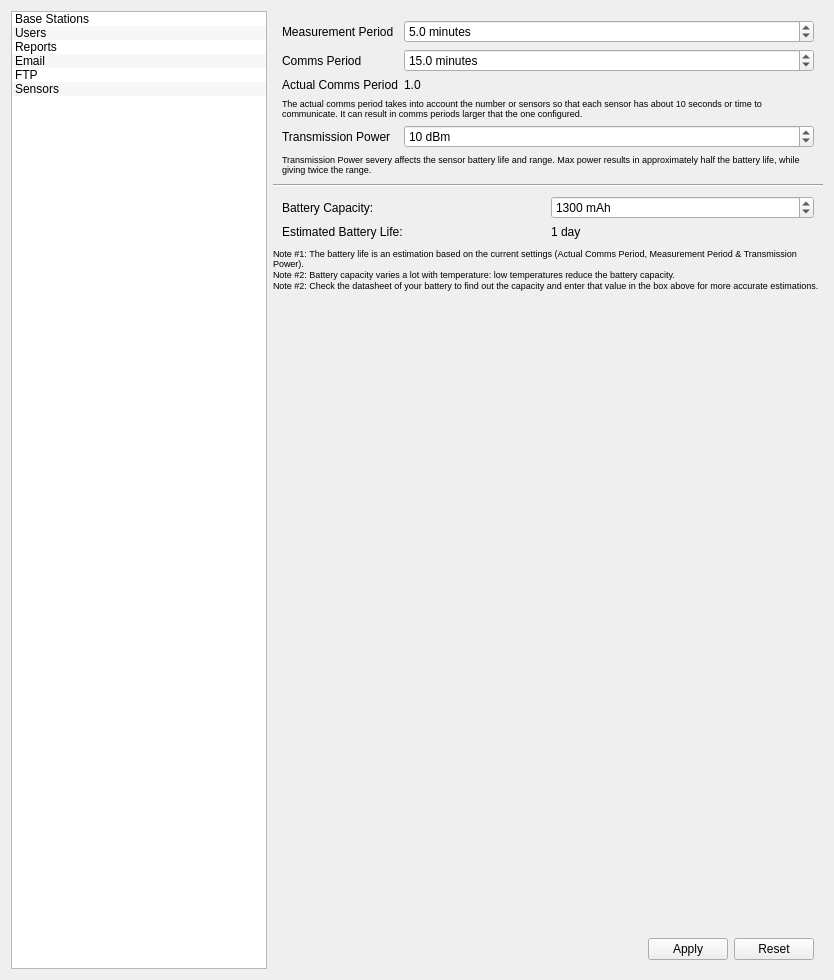
Above: manager/src/SettingsWidget.ui from porkmarks/sense before the change. Below: the same form after it.
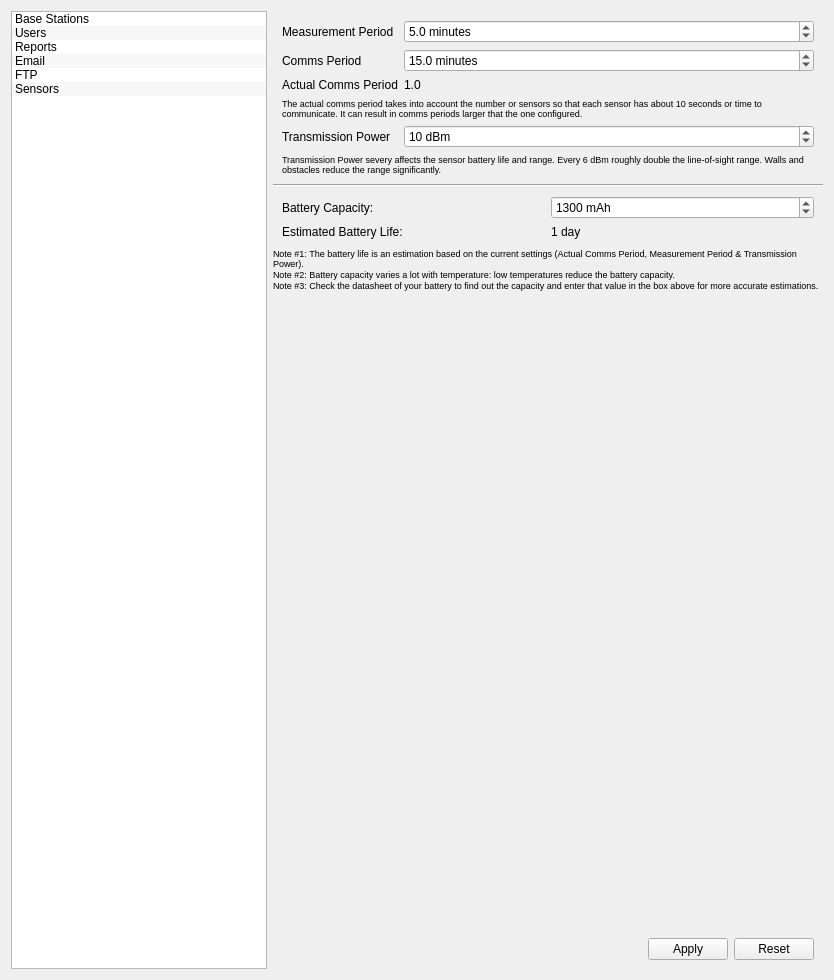
That is the form after the change. Icons and pictures are not drawn. Custom widgets are drawn as their Qt base class.

Commit message: Using cereal for serialization Battery curve linerization Fixed many warnings Refreshing the device info data after pairing as well Compiling with VS2019

The edit to the form file:
```diff
--- a/manager/src/SettingsWidget.ui
+++ b/manager/src/SettingsWidget.ui
@@ -743,7 +743,7 @@
              </font>
             </property>
             <property name="text">
-             <string>Transmission Power severy affects the sensor battery life and range. Max power results in approximately half the battery life, while giving twice the range.</string>
+             <string>Transmission Power severy affects the sensor battery life and range. Every 6 dBm roughly double the line-of-sight range. Walls and obstacles reduce the range significantly.</string>
             </property>
             <property name="wordWrap">
              <bool>true</bool>
@@ -848,7 +848,7 @@
           </font>
          </property>
          <property name="text">
-          <string>Note #2: Check the datasheet of your battery to find out the capacity and enter that value in the box above for more accurate estimations.</string>
+          <string>Note #3: Check the datasheet of your battery to find out the capacity and enter that value in the box above for more accurate estimations.</string>
          </property>
          <property name="wordWrap">
           <bool>true</bool>
```
The commit also changes 27 other files.
